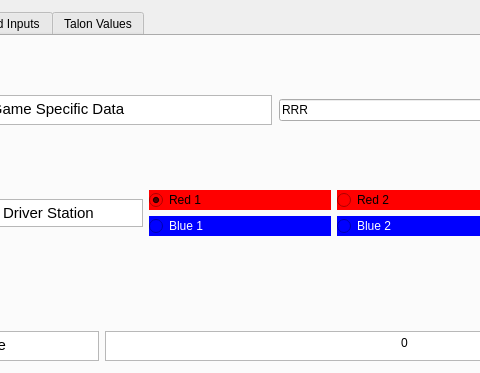
Above: zebROS_ws/src/rqt_driver_station_sim/resource/driverStationSim.ui from FRC900/900RobotCode before the change; both pictures show x 399 to 879 and y 0 to 373 of the 1151 by 520 pixel window. Below: the same form after it.
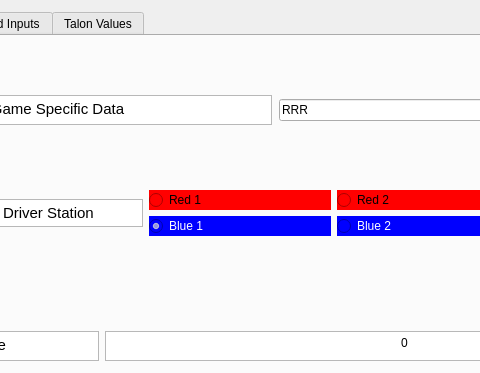
That is the form after the change.

Commit message: Fix remap, republish sim odom on /tagslam/odom/body_frc_robot

```diff
--- a/zebROS_ws/src/rqt_driver_station_sim/resource/driverStationSim.ui
+++ b/zebROS_ws/src/rqt_driver_station_sim/resource/driverStationSim.ui
@@ -444,9 +444,6 @@
               <property name="text">
                <string>Red 1</string>
               </property>
-              <property name="checked">
-               <bool>true</bool>
-              </property>
              </widget>
             </item>
             <item>
@@ -481,6 +478,9 @@
               <property name="text">
                <string>Blue 1</string>
               </property>
+              <property name="checked">
+               <bool>true</bool>
+              </property>
              </widget>
             </item>
             <item>
```
The commit also changes 2 other files.
